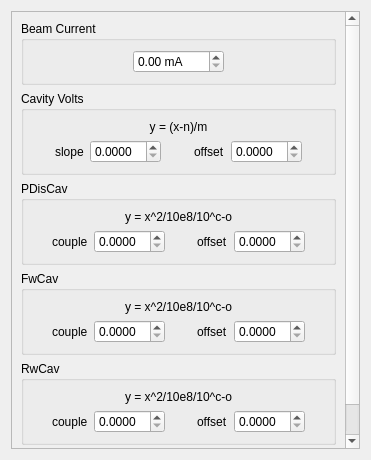
First picture: the form in widgets/ui/FacadeAdjustments.ui, repository srgblnch/FastDataLoggerGUI, before the edit.
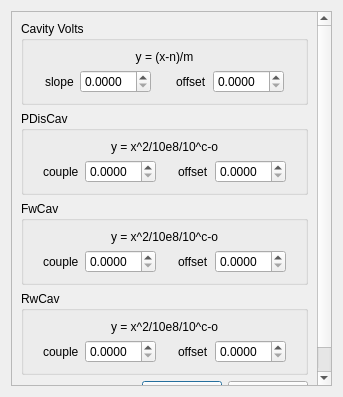
Second picture: the form after the edit. Custom widgets are drawn as their Qt base class.

Commit message: moved the setting of the beam current to the loader dialog (this make it a constant value) where it has more significance

What changed in the file:
```diff
--- a/widgets/ui/FacadeAdjustments.ui
+++ b/widgets/ui/FacadeAdjustments.ui
@@ -6,8 +6,8 @@
    <rect>
     <x>0</x>
     <y>0</y>
-    <width>371</width>
-    <height>460</height>
+    <width>343</width>
+    <height>397</height>
    </rect>
   </property>
   <property name="windowTitle">
@@ -24,64 +24,19 @@
        <rect>
         <x>0</x>
         <y>0</y>
-        <width>357</width>
-        <height>446</height>
+        <width>329</width>
+        <height>383</height>
        </rect>
       </property>
       <layout class="QGridLayout" name="gridLayout">
-       <item row="0" column="0">
-        <widget class="QGroupBox" name="beamCurrent">
-         <property name="title">
-          <string>Beam Current</string>
-         </property>
-         <layout class="QGridLayout" name="gridLayout_3">
-          <item row="0" column="0">
-           <spacer name="beamCurrentLeftSpacer">
-            <property name="orientation">
-             <enum>Qt::Horizontal</enum>
-            </property>
-            <property name="sizeHint" stdset="0">
-             <size>
-              <width>40</width>
-              <height>20</height>
-             </size>
-            </property>
-           </spacer>
-          </item>
-          <item row="0" column="1">
-           <widget class="QDoubleSpinBox" name="beamCurrentValue">
-            <property name="suffix">
-             <string> mA</string>
-            </property>
-            <property name="maximum">
-             <double>1000.000000000000000</double>
-            </property>
-           </widget>
-          </item>
-          <item row="0" column="2">
-           <spacer name="beamCurrentRightSpacer">
-            <property name="orientation">
-             <enum>Qt::Horizontal</enum>
-            </property>
-            <property name="sizeHint" stdset="0">
-             <size>
-              <width>40</width>
-              <height>20</height>
-             </size>
-            </property>
-           </spacer>
-          </item>
-         </layout>
-        </widget>
-       </item>
-       <item row="5" column="0">
+       <item row="4" column="0">
         <widget class="QDialogButtonBox" name="buttonBox">
          <property name="standardButtons">
           <set>QDialogButtonBox::Cancel|QDialogButtonBox::Ok</set>
          </property>
         </widget>
        </item>
-       <item row="2" column="0">
+       <item row="1" column="0">
         <widget class="QGroupBox" name="PDIsCav">
          <property name="title">
           <string>PDisCav</string>
@@ -173,7 +128,7 @@
          </layout>
         </widget>
        </item>
-       <item row="3" column="0">
+       <item row="2" column="0">
         <widget class="QGroupBox" name="FwCav">
          <property name="title">
           <string>FwCav</string>
@@ -265,7 +220,7 @@
          </layout>
         </widget>
        </item>
-       <item row="1" column="0">
+       <item row="0" column="0">
         <widget class="QGroupBox" name="cavityVolts">
          <property name="title">
           <string>Cavity Volts</string>
@@ -357,7 +312,7 @@
          </layout>
         </widget>
        </item>
-       <item row="4" column="0">
+       <item row="3" column="0">
         <widget class="QGroupBox" name="RvCav">
          <property name="title">
           <string>RwCav</string>
```
The commit also changes 4 other files.
